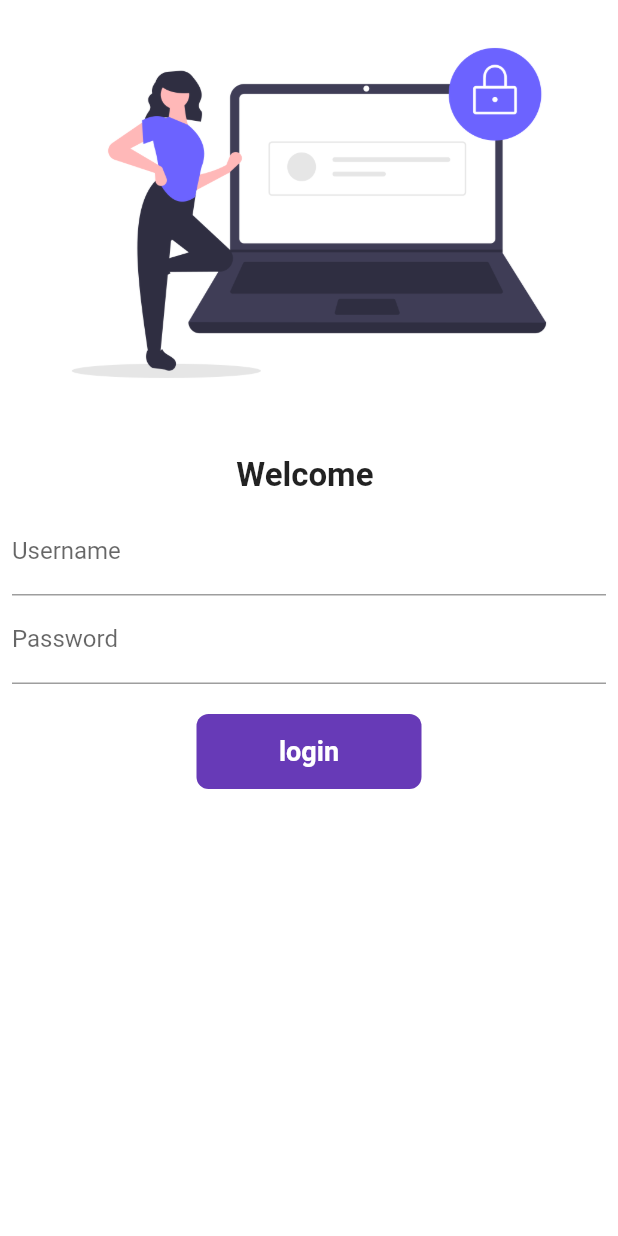
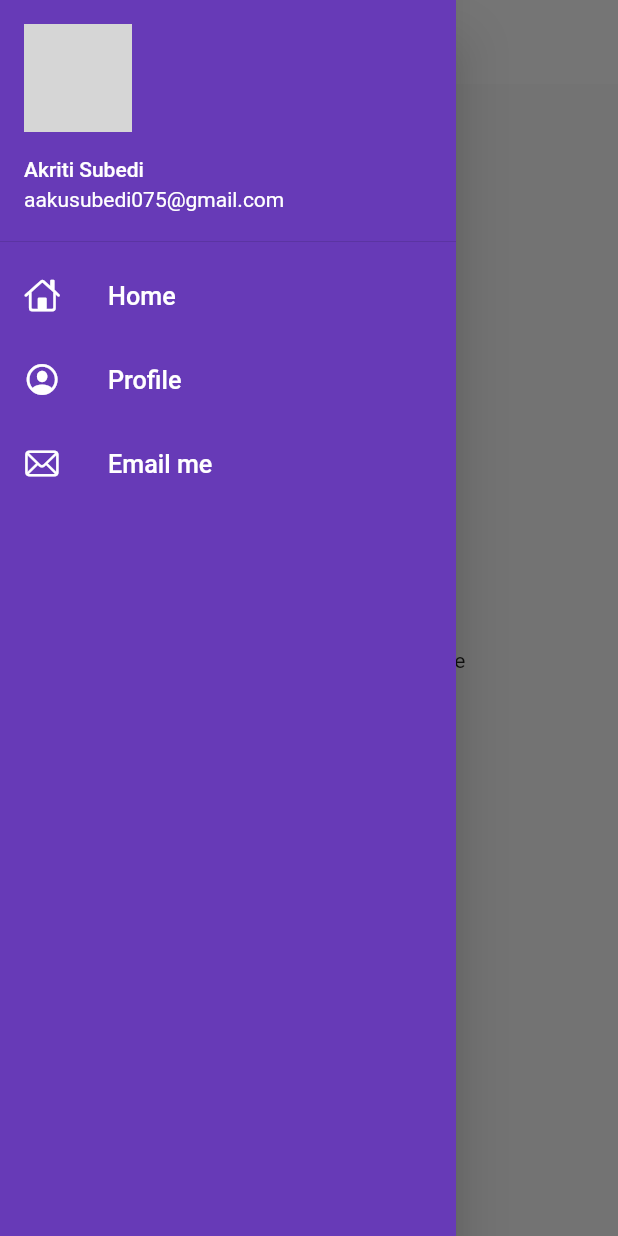
Before and after one commit to AkritiSubedi/Day-4, a Flutter app: the screen it shows after launch, with the side drawer open (before the commit the screen has no drawer), on a phone screen of 412 x 824 dp. Run offline on Flutter 3.47's test engine with Material 2 defaults, Android fonts, the phone set to English and light mode, and no system bars; network calls fail; grey boxes are pictures that could not be loaded.

Commit message:
day 10 completed

```diff
--- a/lib/Pages/home_page.dart
+++ b/lib/Pages/home_page.dart
@@ -1,6 +1,9 @@
 // ignore_for_file: prefer_const_constructors, avoid_unnecessary_containers
 
 import 'package:flutter/material.dart';
+
+import '../widgets/drawer.dart';
+
 class Homepage extends StatefulWidget {
   const Homepage({super.key});
 
@@ -13,14 +16,14 @@ class _HomepageState extends State<Homepage> {
   Widget build(BuildContext context) {
     return Scaffold(
       appBar: AppBar(
-       title: Text("Catalogs App"),
+        title: Text("Catalogs App"),
       ),
       body: Center(
         child: Container(
-          child: Text("HI"),
+          child: Text("Hello! Welcome to my home page"),
         ),
       ),
-      drawer: Drawer(),
+      drawer: MyDrawer(),
     );
   }
 }
--- a/lib/main.dart
+++ b/lib/main.dart
@@ -4,6 +4,7 @@ import 'package:flutter/material.dart';
 import 'package:flutter_application_1/Pages/home_page.dart';
 import 'package:flutter_application_1/Pages/login_page.dart';
 import 'package:flutter_application_1/utilis/routes.dart';
+import 'package:flutter_application_1/utilis/themes.dart';
 
 void main() {
   runApp(MyApp());
@@ -17,11 +18,9 @@ class MyApp extends StatelessWidget {
     return MaterialApp(
       debugShowCheckedModeBanner: false,
       themeMode: ThemeMode.light,
-      theme: ThemeData(
-        primarySwatch: Colors.deepPurple,
-      ),
-      darkTheme: ThemeData(brightness: Brightness.dark),
-      initialRoute: "/",
+      theme: MyTheme.lightTheme(context),
+      darkTheme: MyTheme.darkTheme(context),
+      initialRoute: MyRoutes.homeRoute,
       routes: {
         "/": (context) => LoginPage(),
         MyRoutes.homeRoute: (context) => Homepage(),
--- /dev/null
+++ b/lib/utilis/themes.dart
@@ -0,0 +1,18 @@
+import 'package:flutter/material.dart';
+
+
+class MyTheme {
+  static ThemeData lightTheme(BuildContext context) => ThemeData(
+        primarySwatch: Colors.deepPurple,
+        //fontFamily: GoogleFonts.lato().fontFamily,
+        appBarTheme: AppBarTheme(
+          color: Colors.white,
+          elevation: 0.0,
+          iconTheme: IconThemeData(color: Colors.black), toolbarTextStyle: Theme.of(context).textTheme.bodyText2, titleTextStyle: Theme.of(context).textTheme.headline6,
+        ),
+      );
+
+  static ThemeData darkTheme(BuildContext context) => ThemeData(
+        brightness: Brightness.dark,
+      );
+}
--- /dev/null
+++ b/lib/widgets/drawer.dart
@@ -0,0 +1,70 @@
+// ignore_for_file: prefer_const_constructors, prefer_const_declarations
+
+import 'package:flutter/cupertino.dart';
+import 'package:flutter/material.dart';
+
+class MyDrawer extends StatelessWidget {
+  const MyDrawer({super.key});
+
+  @override
+  Widget build(BuildContext context) {
+    final imageUrl =
+        "https://pbs.twimg.com/profile_images/1639952141614989313/i5qdos6E_200x200.jpg";
+    return Drawer(
+      child: Container(
+        color: Colors.deepPurple,
+        child: ListView(
+          padding: EdgeInsets.zero,
+          children: [
+            DrawerHeader(
+              padding: EdgeInsets.zero,
+              child: UserAccountsDrawerHeader(
+                  margin: EdgeInsets.zero,
+                  accountName: Text("Akriti Subedi"),
+                  accountEmail: Text("aakusubedi075@gmail.com"),
+                  currentAccountPicture: CircleAvatar(
+                    backgroundImage: NetworkImage(imageUrl),
+                  )),
+            ),
+            ListTile(
+              leading: Icon(
+                CupertinoIcons.home,
+                color: Colors.white,
+              ),
+              title: Text("Home",
+              textScaleFactor: 1.2,
+              style: TextStyle(
+                color: Colors.white,
+              ),
+              ),
+            ),
+            ListTile(
+              leading: Icon(
+                CupertinoIcons.profile_circled,
+                color: Colors.white,
+              ),
+              title: Text("Profile",
+              textScaleFactor: 1.2,
+              style: TextStyle(
+                color: Colors.white,
+              ),
+              ),
+            ),
+            ListTile(
+              leading: Icon(
+                CupertinoIcons.mail,
+                color: Colors.white,
+              ),
+              title: Text("Email me",
+              textScaleFactor: 1.2,
+              style: TextStyle(
+                color: Colors.white,
+              ),
+              ),
+            )
+          ],
+        ),
+      ),
+    );
+  }
+}
```
Also changed, not shown: lib/Pages/login_page.dart (+40 -14 lines), lib/models/catalog.dart (added, +14 -0 lines).
